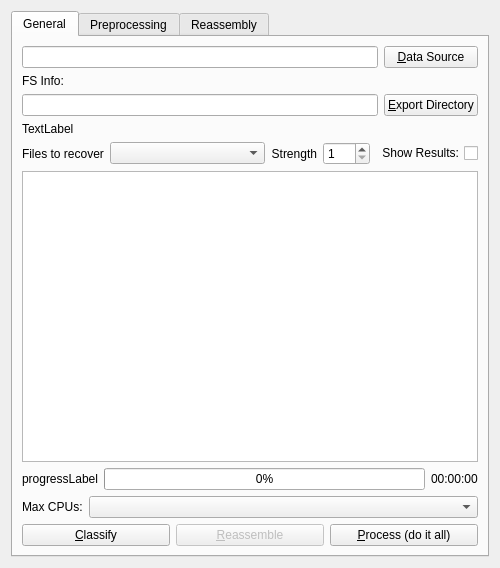
The window that gui/file_carving_ui.ui (rpoisel/mmc) describes before a commit, drawn with Qt 5.
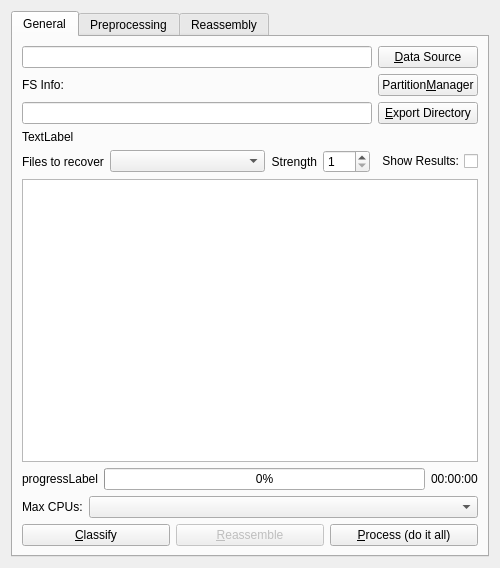
The same window after the commit.

Commit message: gui extended to support display of partitions

Patch:
```diff
--- a/gui/file_carving_ui.ui
+++ b/gui/file_carving_ui.ui
@@ -83,6 +83,13 @@
            </property>
           </widget>
          </item>
+         <item row="2" column="1">
+          <widget class="QPushButton" name="buttonPartitionManager">
+           <property name="text">
+            <string>Partition&amp;Manager</string>
+           </property>
+          </widget>
+         </item>
         </layout>
        </item>
        <item>
```
The commit also changes 8 other files.
